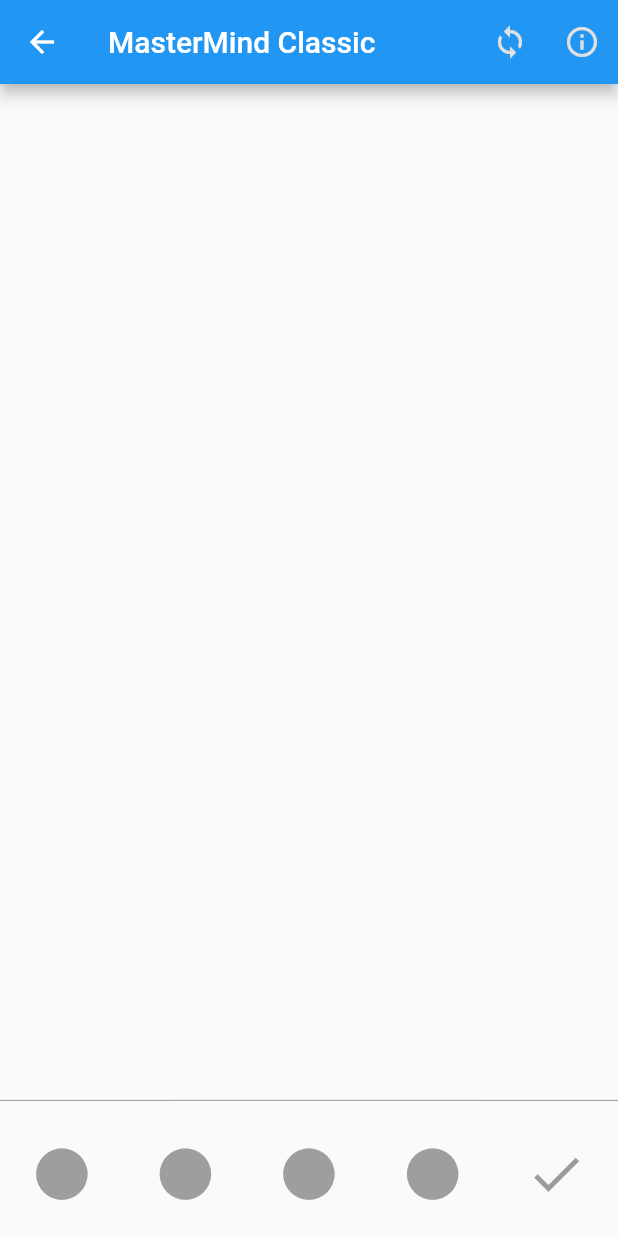
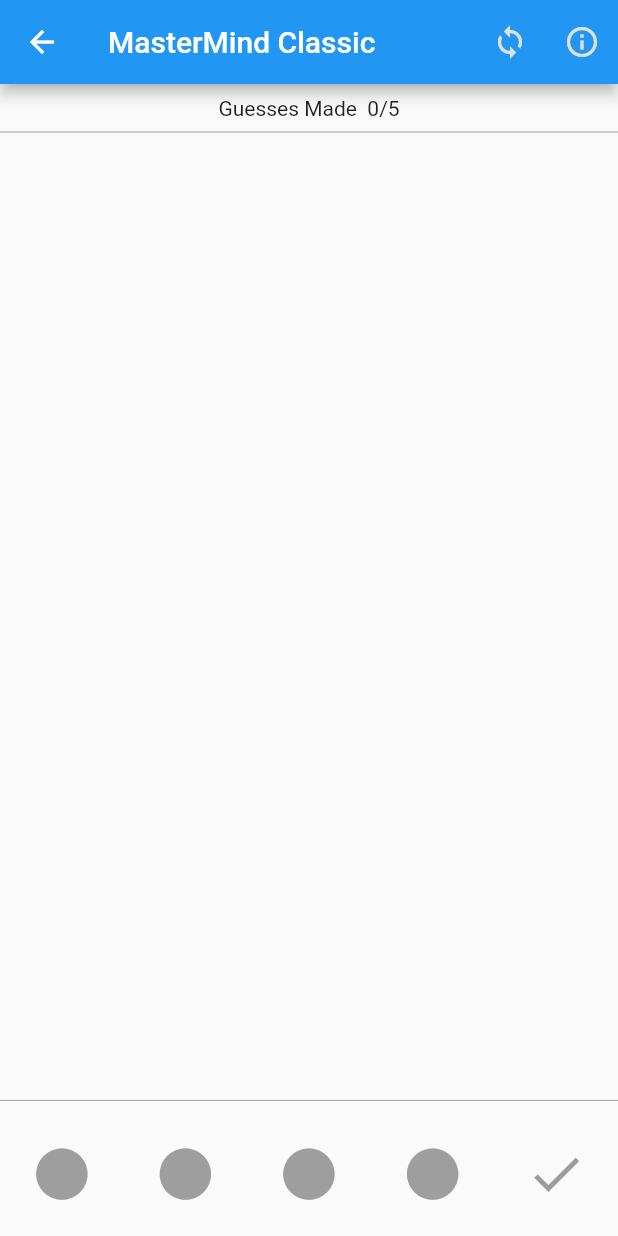
Before and after one commit to demogames/colorcode, a Flutter app: the screen it shows after launch, after a tap on an icon or button, on a phone screen of 412 x 824 dp. Run offline on Flutter 3.47's test engine with Material 2 defaults, Android fonts, the phone set to English and light mode, and no system bars.

Commit message:
add guess count widget

```diff
--- a/lib/localization.dart
+++ b/lib/localization.dart
@@ -17,6 +17,7 @@ class MasterMindLocalizations {
   String get masterMindSuper => "MasterMind Super";
   String get chooseGame => "Choose your game!";
   String get about => "About";
+  String get guessesMade => "Guesses Made";
 }
 
 class MasterMindLocalizationsDelegate extends LocalizationsDelegate<MasterMindLocalizations> {
--- a/lib/models.dart
+++ b/lib/models.dart
@@ -40,6 +40,7 @@ class AppState {
 
   int get pinCount => gameType == GameType.CLASSIC ? 4 : 5;
   int get colorCount => gameType == GameType.CLASSIC ? 6 : 8;
+  int get maxGuessCount => infiniteGuessesEnabled ? -1 : gameType == GameType.CLASSIC ? 5 : 6;
 
   void startGame() {
     isOver = false;
--- a/lib/screens/GameScreen.dart
+++ b/lib/screens/GameScreen.dart
@@ -8,6 +8,7 @@ import 'package:mastermind/localization.dart';
 import 'package:mastermind/models.dart';
 import 'package:mastermind/widgets/ColorChooser.dart';
 import 'package:mastermind/widgets/HintWidget.dart';
+import 'package:mastermind/widgets/StatsWidget.dart';
 
 class GameScreen extends StatefulWidget {
   final AppState appState;
@@ -58,6 +59,12 @@ class GameScreenState extends State<GameScreen> {
       body: new Column(
         mainAxisAlignment: MainAxisAlignment.end,
         children: [
+          new StatsWidget(
+            appState: widget.appState
+          ),
+          new Divider(
+            color: Colors.grey,
+          ),
           new Expanded(
             child: new ListView(
               children: widget.appState.guesses.map((guess) {
--- /dev/null
+++ b/lib/widgets/StatsWidget.dart
@@ -0,0 +1,37 @@
+import 'package:flutter/material.dart';
+import 'package:mastermind/localization.dart';
+import 'package:mastermind/models.dart';
+
+class StatsWidget extends StatelessWidget {
+  final AppState appState;
+
+  const StatsWidget({
+    Key key,
+    @required this.appState
+  }) : super(key: key);
+
+  @override
+  Widget build(BuildContext context) {
+    return
+      new Padding(
+        padding: new EdgeInsets.only(top: 8.0),
+        child: new Row(
+          mainAxisAlignment: MainAxisAlignment.center,
+          children: <Widget>[
+            new Text(
+                MasterMindLocalizations.of(context).guessesMade
+            ),
+            new Text(
+              appState.guesses.length.toString().padLeft(3)
+            ),
+            new Text(
+              "/"
+            ),
+            new Text(
+              appState.maxGuessCount < 0 ? "∞" : appState.maxGuessCount.toString()
+            ),
+          ],
+        ),
+      );
+  }
+}
```
